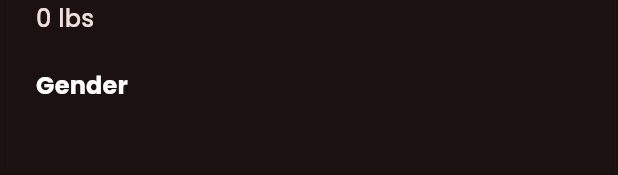
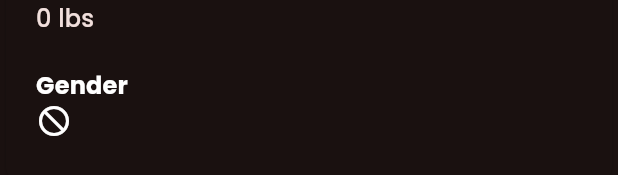
Before and after one commit to KyleIrvs/pokedex_app, a Flutter app: the PokemonPhysicalInfo widget shown alone on an empty page, opened directly with empty values, on a phone screen of 412 x 824 dp. Shown: the part 159-334 px from the top of the screen. Run offline on Flutter 3.47's test engine with Material 2 defaults, Android fonts, the phone set to English and light mode, and no system bars; our stand-ins replace google_fonts, transparent_image; network calls fail.

Commit message:
refactor pokemon gender to own getter function

```diff
--- a/lib/widgets/pokemon_physical_info.dart
+++ b/lib/widgets/pokemon_physical_info.dart
@@ -9,6 +9,20 @@ class PokemonPhysicalInfo extends StatelessWidget {
   });
 
   final Map<String, dynamic> physicalInfo;
+
+  List<Widget> get genders {
+    if (physicalInfo["Gender"].isEmpty) {
+      return [const Icon(Icons.not_interested)];
+    } else {
+      List<Widget> gen = [];
+      for (final gender in physicalInfo["Gender"]) {
+        gender == PokemonGenders.male
+            ? gen.add(const Icon(Icons.male))
+            : gen.add(const Icon(Icons.female));
+      }
+      return gen;
+    }
+  }
 
   @override
   Widget build(BuildContext context) {
@@ -106,10 +120,7 @@ class PokemonPhysicalInfo extends StatelessWidget {
               Row(
                 mainAxisAlignment: MainAxisAlignment.start,
                 children: [
-                  for (final gen in physicalInfo["Gender"])
-                    gen == PokemonGenders.male
-                        ? const Icon(Icons.male)
-                        : const Icon(Icons.female)
+                  ...genders,
                 ],
               )
             ],
```
